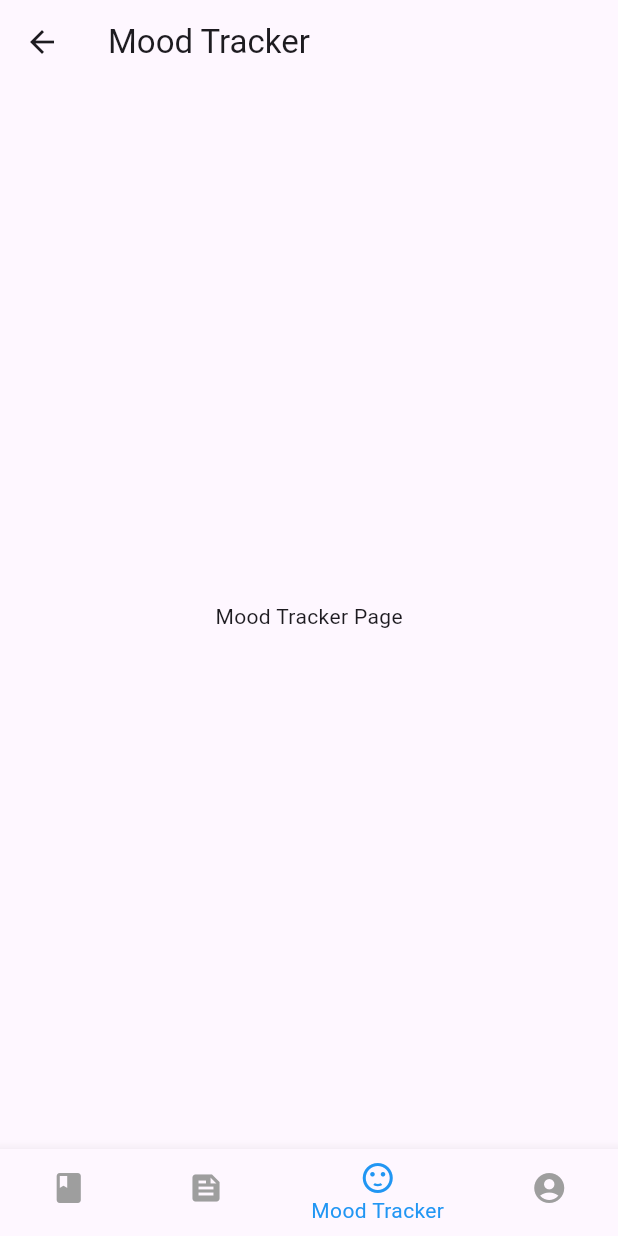
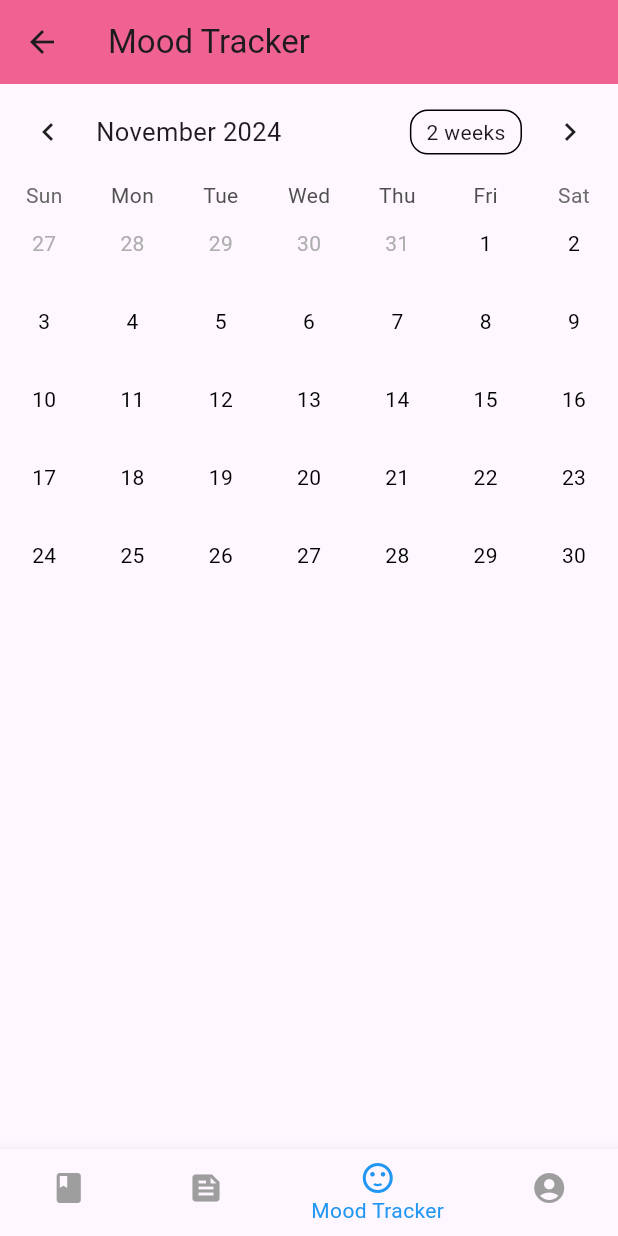
Before and after one commit to amarramitha/deariediary, a Flutter app: the DashboardDiary screen opened by its route, item 3 of the bottom bar chosen, on a phone screen of 412 x 824 dp. Run offline on Flutter 3.47's test engine with Material 3 defaults, Android fonts, the phone set to English and light mode, and no system bars; drawn by our look-alikes of table_calendar; our stand-ins replace cloud_firestore, firebase_auth, firebase_core, firebase_storage, get, image_picker and 1 more; missing offline and left inert: dart:html, flutter_sound, image_picker_web; accounts and stored records are empty.

Commit message:
Mood Tracker

```diff
--- a/lib/diary/dashboard_diary.dart
+++ b/lib/diary/dashboard_diary.dart
@@ -34,6 +34,7 @@ class DashboardDiary extends StatelessWidget {
         child: Obx(() {
           return AppBar(
             title: Text(_titles[dashboardController.selectedIndex.value]),
+            backgroundColor: Colors.pink[300],
           );
         }),
       ),
--- a/lib/mood/mood_tracker.dart
+++ b/lib/mood/mood_tracker.dart
@@ -1,8 +1,175 @@
 import 'package:flutter/material.dart';
+import 'package:table_calendar/table_calendar.dart';
 
-class MoodTrackerPage extends StatelessWidget {
+class MoodTrackerPage extends StatefulWidget {
+  @override
+  _MoodTrackerPageState createState() => _MoodTrackerPageState();
+}
+
+class _MoodTrackerPageState extends State<MoodTrackerPage> {
+  late Map<DateTime, String> _selectedMoods; // Store moods as emojis
+  late DateTime _selectedDay; // The selected day in calendar
+  late DateTime _focusedDay; // Focused day for calendar
+
+  // Available emojis and their associated colors (9 emojis with their colors)
+  final List<Map<String, dynamic>> _availableEmojis = [
+    {'emoji': '😊', 'color': Colors.yellow},
+    {'emoji': '😢', 'color': Colors.blue},
+    {'emoji': '😐', 'color': Colors.grey},
+    {'emoji': '😍', 'color': Colors.pink},
+    {'emoji': '😡', 'color': Colors.red},
+    {'emoji': '🥺', 'color': Colors.orange},
+    {'emoji': '🤣', 'color': Colors.green},
+    {'emoji': '😎', 'color': Colors.cyan},
+    {'emoji': '🥳', 'color': Colors.purple},
+  ];
+
+  @override
+  void initState() {
+    super.initState();
+    _selectedMoods = {};
+    _selectedDay = DateTime.now();
+    _focusedDay = DateTime.now();
+  }
+
+  // Function to handle mood selection for a date
+  void _onDaySelected(DateTime selectedDay, DateTime focusedDay) {
+    setState(() {
+      _selectedDay = selectedDay;
+      _focusedDay = focusedDay;
+    });
+    _showEmojiDialog(); // Show emoji dialog when a day is selected
+  }
+
+  // Function to show emoji selection dialog
+  void _showEmojiDialog() {
+    showDialog(
+      context: context,
+      builder: (BuildContext context) {
+        return AlertDialog(
+          content: Container(
+            height: 250, // Adjusted height to accommodate 9 emojis comfortably
+            width: double.maxFinite, // Make dialog width full
+            decoration: BoxDecoration(
+              color: Colors.pink[50], // Soft pink background for dialog
+              borderRadius: BorderRadius.circular(20),
+            ),
+            child: GridView.builder(
+              gridDelegate: SliverGridDelegateWithFixedCrossAxisCount(
+                crossAxisCount: 3, // 3 emojis per row
+                childAspectRatio: 1.0, // Aspect ratio for each emoji
+                crossAxisSpacing: 10.0, // Space between columns
+                mainAxisSpacing: 10.0, // Space between rows
+              ),
+              itemCount: _availableEmojis.length,
+              itemBuilder: (context, index) {
+                return GestureDetector(
+                  onTap: () {
+                    _addMoodForSelectedDay(_availableEmojis[index]['emoji']);
+                    Navigator.of(context).pop(); // Close the dialog
+                  },
+                  child: Container(
+                    decoration: BoxDecoration(
+                      color: Colors.white, // Light white background for emoji box
+                      border: Border.all(color: Colors.pink[100]!),
+                      borderRadius: BorderRadius.circular(10),
+                    ),
+                    child: Center(
+                      child: Text(
+                        _availableEmojis[index]['emoji'],
+                        style: TextStyle(
+                          fontSize: 40, // Emoji size
+                          color: _availableEmojis[index]['color'], // Emoji color
+                        ),
+                      ),
+                    ),
+                  ),
+                );
+              },
+            ),
+          ),
+        );
+      },
+    );
+  }
+
+  // Function to handle adding a mood for the selected date
+  void _addMoodForSelectedDay(String? mood) {
+    setState(() {
+      // Add mood for the selected day
+      _selectedMoods[_selectedDay] = mood!;
+    });
+  }
+
+  // Custom function to display custom icons (emoji) on the calendar
+  String? _getMoodForDate(DateTime date) {
+    return _selectedMoods[date];
+  }
+
   @override
   Widget build(BuildContext context) {
-    return Center(child: Text('Mood Tracker Page'));
+    return Scaffold(
+      body: Column(
+        children: [
+          // Calendar widget
+          TableCalendar(
+            firstDay: DateTime.utc(2020, 1, 1),
+            lastDay: DateTime.utc(2030, 12, 31),
+            focusedDay: _focusedDay,
+            selectedDayPredicate: (day) => isSameDay(_selectedDay, day),
+            onDaySelected: _onDaySelected,
+            calendarBuilders: CalendarBuilders(
+              // Custom builder to display emoji on the day number without the dot
+              todayBuilder: (context, date, _) {
+                return _buildDay(date, true);
+              },
+              selectedBuilder: (context, date, _) {
+                return _buildDay(date, false);
+              },
+              defaultBuilder: (context, date, _) {
+                return _buildDay(date, false);
+              },
+            ),
+          ),
+          SizedBox(height: 20),
+        ],
+      ),
+    );
+  }
+
+  Widget _buildDay(DateTime date , bool isToday) {
+    final mood = _getMoodForDate(date);
+    Color emojiColor = Colors.black; // Default color for non-selected days
+
+    // If mood is selected for the day, get the corresponding color
+    if (mood != null) {
+      emojiColor = _availableEmojis.firstWhere((emoji) => emoji['emoji'] == mood)['color'];
+    }
+
+    return Container(
+      decoration: BoxDecoration(
+        color: isToday ? Colors.pink[300] : Colors.transparent,
+        shape: BoxShape.circle,
+      ),
+      child: Center(
+        child: ConstrainedBox(
+          constraints: BoxConstraints(
+            maxWidth: 50, // Increased max width
+            maxHeight: 50, // Increased max height
+          ),
+          child: FittedBox(
+            child: Text(
+              mood ?? '${date.day}', // Display emoji or day number
+              style: TextStyle(
+                color: isToday ? Colors.white : emojiColor, // Apply color to the emoji
+                fontSize: mood != null ? 20 : 14, // Adjust size dynamically
+              ),
+              textAlign: TextAlign.center, // Ensure text is centered
+              overflow: TextOverflow.ellipsis, // Handle overflow
+            ),
+          ),
+        ),
+      ),
+    );
   }
 }
--- a/lib/profile/profile_page.dart
+++ b/lib/profile/profile_page.dart
@@ -1,6 +1,6 @@
 import 'dart:io';
+import 'package:firebase_auth/firebase_auth.dart';
 import 'package:flutter/material.dart';
-import 'package:firebase_auth/firebase_auth.dart';
 import 'package:deariediary/controller/profile_controller.dart';
 
 class ProfilePage extends StatefulWidget {
--- a/pubspec.yaml
+++ b/pubspec.yaml
@@ -46,6 +46,7 @@ dependencies:
   intl: ^0.19.0
   flutter_sound: ^9.17.0
   image_picker_web: ^4.0.0
+  table_calendar: ^3.0.2
 
 dev_dependencies:
   flutter_test:
```
Also changed, not shown: lib/controller/profile_controller.dart (+81 -16 lines), pubspec.lock.
